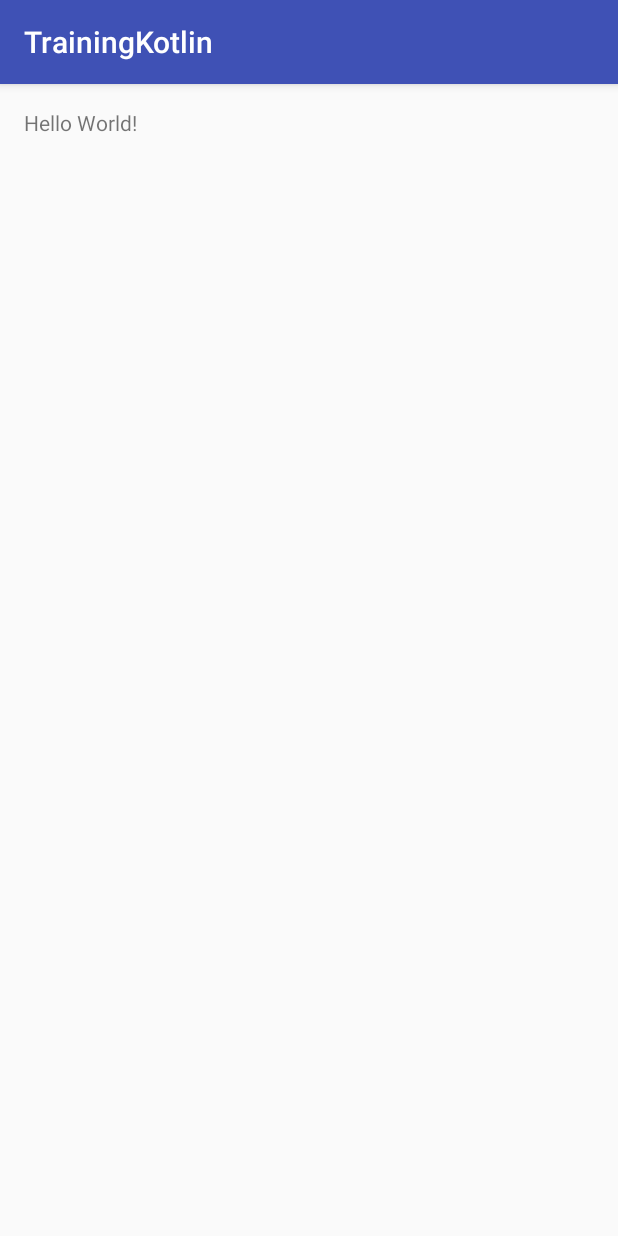
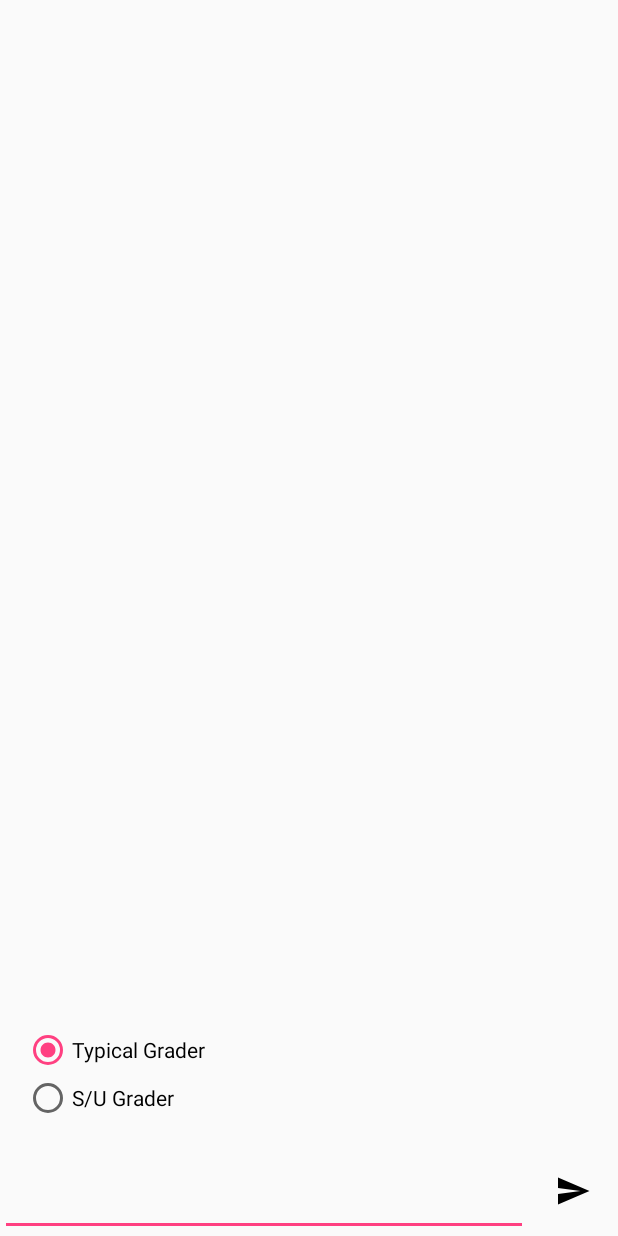
Before and after one commit to PNNutkung/training-kotlin, an Android app: the screen it shows after launch (MainActivity), on a phone screen of 412 x 824 dp. Run offline under Robolectric (Android 15) with nearby library versions, the phone set to English and light mode, and no system bars.

Commit message:
Edit activity view

```diff
--- a/app/build.gradle
+++ b/app/build.gradle
@@ -1,5 +1,6 @@
 apply plugin: 'com.android.application'
 apply plugin: 'kotlin-android'
+apply plugin: 'kotlin-android-extensions'
 
 android {
     compileSdkVersion 25
--- /dev/null
+++ b/app/src/main/res/drawable/ic_send_black_24dp.xml
@@ -0,0 +1,9 @@
+<vector xmlns:android="http://schemas.android.com/apk/res/android"
+        android:width="24dp"
+        android:height="24dp"
+        android:viewportWidth="24.0"
+        android:viewportHeight="24.0">
+    <path
+        android:fillColor="#FF000000"
+        android:pathData="M2.01,21L23,12 2.01,3 2,10l15,2 -15,2z"/>
+</vector>
--- a/app/src/main/res/layout/activity_main.xml
+++ b/app/src/main/res/layout/activity_main.xml
@@ -1,17 +1,60 @@
 <?xml version="1.0" encoding="utf-8"?>
-<RelativeLayout xmlns:android="http://schemas.android.com/apk/res/android"
+<LinearLayout xmlns:android="http://schemas.android.com/apk/res/android"
     xmlns:tools="http://schemas.android.com/tools"
-    android:id="@+id/activity_main"
     android:layout_width="match_parent"
     android:layout_height="match_parent"
-    android:paddingBottom="@dimen/activity_vertical_margin"
-    android:paddingLeft="@dimen/activity_horizontal_margin"
-    android:paddingRight="@dimen/activity_horizontal_margin"
-    android:paddingTop="@dimen/activity_vertical_margin"
+    android:orientation="vertical"
     tools:context="com.example.nut.trainingkotlin.MainActivity">
 
     <TextView
-        android:layout_width="wrap_content"
+        android:id="@+id/act_grader_textView"
+        android:layout_width="match_parent"
+        android:layout_height="0dp"
+        android:layout_weight="1"
+        android:gravity="bottom|center_horizontal"
+        android:textSize="64sp"
+        tools:text="A" />
+
+    <RadioGroup
+        android:id="@+id/act_grader_radioGroup"
+        android:layout_width="match_parent"
         android:layout_height="wrap_content"
-        android:text="Hello World!" />
-</RelativeLayout>
+        android:padding="16dp">
+
+        <RadioButton
+            android:id="@+id/act_grader_radio_typical"
+            android:layout_width="match_parent"
+            android:layout_height="wrap_content"
+            android:checked="true"
+            android:text="@string/act_grader_radio_typical" />
+
+        <RadioButton
+            android:id="@+id/act_grader_radio_su"
+            android:layout_width="match_parent"
+            android:layout_height="wrap_content"
+            android:text="@string/act_grader_radio_su" />
+    </RadioGroup>
+
+    <LinearLayout
+        android:layout_width="match_parent"
+        android:layout_height="wrap_content"
+        android:orientation="horizontal">
+
+        <EditText
+            android:id="@+id/act_grader_editText"
+            android:layout_width="0dp"
+            android:layout_height="match_parent"
+            android:layout_weight="1"
+            android:imeOptions="actionDone"
+            android:inputType="number" />
+
+        <ImageButton
+            android:id="@+id/act_grader_imageButton"
+            style="?borderlessButtonStyle"
+            android:layout_width="60dp"
+            android:layout_height="60dp"
+            android:contentDescription="@string/act_grader_imageButton_desc"
+            android:src="@drawable/ic_send_black_24dp" />
+    </LinearLayout>
+
+</LinearLayout>
--- a/app/src/main/res/values/strings.xml
+++ b/app/src/main/res/values/strings.xml
@@ -1,3 +1,6 @@
 <resources>
     <string name="app_name">TrainingKotlin</string>
+    <string name="act_grader_radio_typical">Typical Grader</string>
+    <string name="act_grader_radio_su">S/U Grader</string>
+    <string name="act_grader_imageButton_desc">For sending grade</string>
 </resources>
--- a/app/src/main/res/values/styles.xml
+++ b/app/src/main/res/values/styles.xml
@@ -1,7 +1,7 @@
 <resources>
 
     <!-- Base application theme. -->
-    <style name="AppTheme" parent="Theme.AppCompat.Light.DarkActionBar">
+    <style name="AppTheme" parent="Theme.AppCompat.Light.NoActionBar">
         <!-- Customize your theme here. -->
         <item name="colorPrimary">@color/colorPrimary</item>
         <item name="colorPrimaryDark">@color/colorPrimaryDark</item>
```
